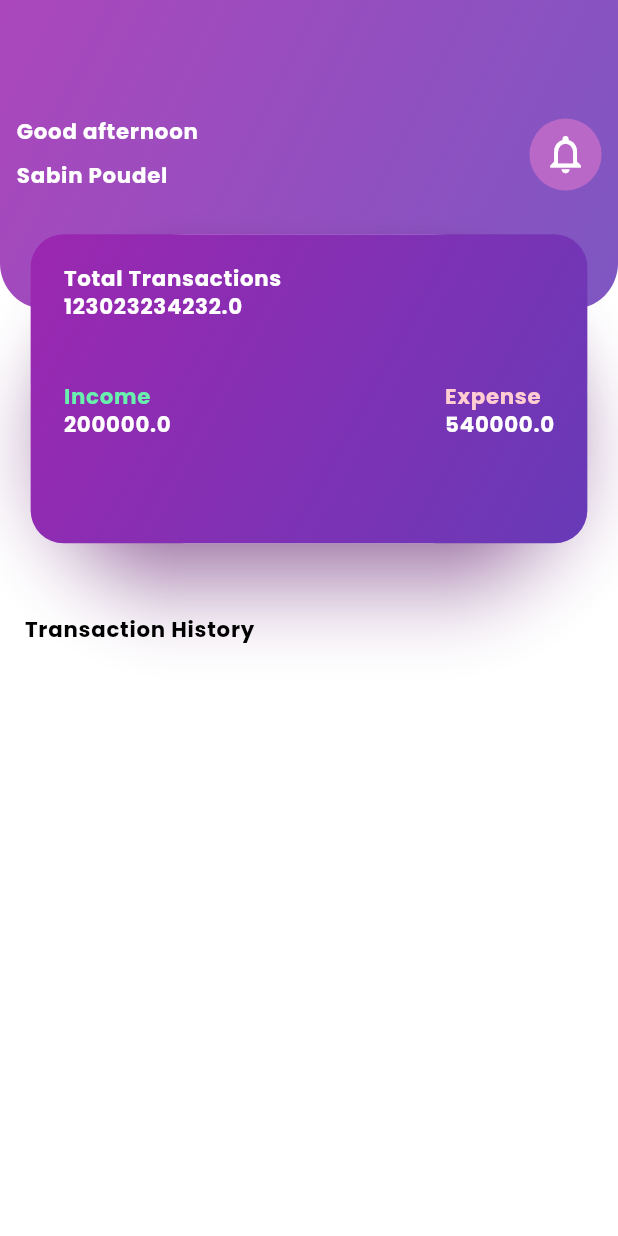
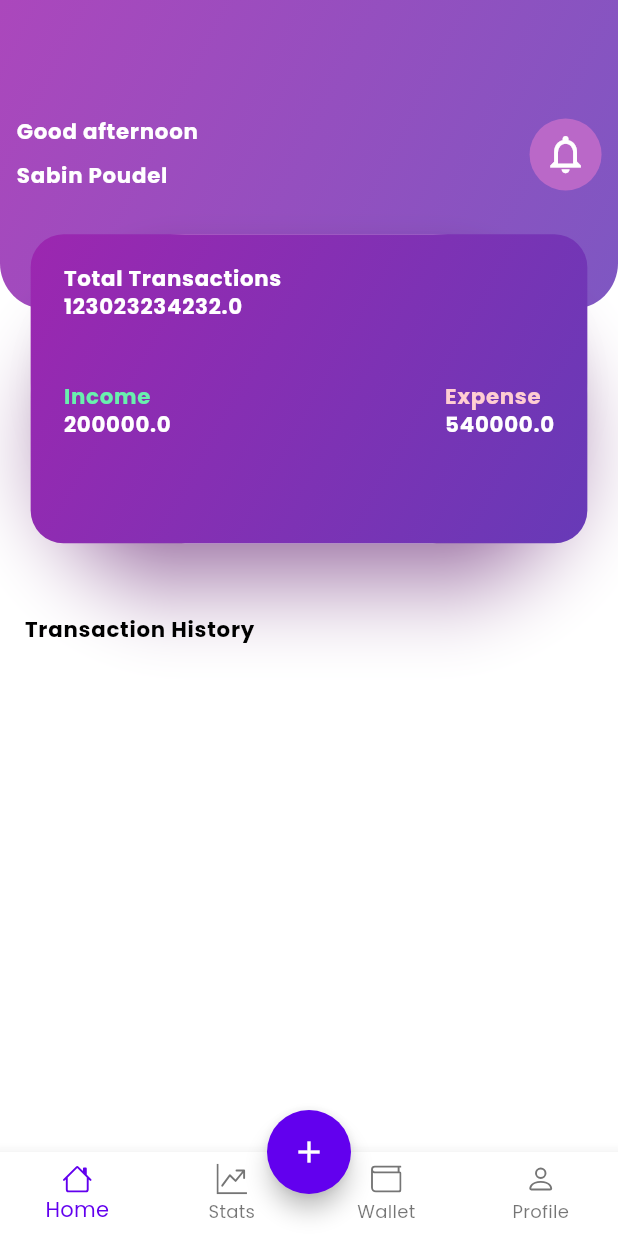
Before and after one commit to sabin6969/Budget_Buddy_With_Bloc, a Flutter app: the HomePage screen opened by its route, on a phone screen of 412 x 824 dp. Run offline on Flutter 3.47's test engine with Material 3 defaults, Android fonts, the phone set to English and light mode, and no system bars; our stand-ins replace firebase_auth, firebase_core, flutter_bloc, flutter_screenutil, google_sign_in, icons_plus and 2 more; accounts and stored records are empty; generated files the repository leaves out were written again.

Commit message:
added external package for icon and designed bottom navigation bar

```diff
--- a/lib/pages/home_page.dart
+++ b/lib/pages/home_page.dart
@@ -3,6 +3,7 @@ import 'package:budgetbuddy_bloc/widgets/custom_expense_card.dart';
 import 'package:flutter/material.dart';
 import 'package:budgetbuddy_bloc/widgets/custom_app_bar.dart';
 import 'package:flutter_screenutil/flutter_screenutil.dart';
+import 'package:icons_plus/icons_plus.dart';
 
 class HomePage extends StatefulWidget {
   const HomePage({super.key});
@@ -14,6 +15,8 @@ class HomePage extends StatefulWidget {
 class _HomePageState extends State<HomePage> {
   @override
   Widget build(BuildContext context) {
+    final bool isDark =
+        MediaQuery.of(context).platformBrightness == Brightness.dark;
     size = MediaQuery.sizeOf(context);
     return Scaffold(
       body: Stack(
@@ -66,6 +69,44 @@ class _HomePageState extends State<HomePage> {
           )
         ],
       ),
+      floatingActionButton: FloatingActionButton(
+        shape: const StadiumBorder(),
+        onPressed: () {},
+        child: const Icon(
+          Icons.add,
+        ),
+      ),
+      floatingActionButtonLocation: FloatingActionButtonLocation.centerDocked,
+      bottomNavigationBar: BottomNavigationBar(
+        type: BottomNavigationBarType.fixed,
+        iconSize: 20.sp,
+        items: const [
+          BottomNavigationBarItem(
+            icon: Icon(
+              Bootstrap.house,
+            ),
+            label: "Home",
+          ),
+          BottomNavigationBarItem(
+            icon: Icon(
+              Bootstrap.graph_up_arrow,
+            ),
+            label: "Stats",
+          ),
+          BottomNavigationBarItem(
+            icon: Icon(
+              Bootstrap.wallet,
+            ),
+            label: "Wallet",
+          ),
+          BottomNavigationBarItem(
+            icon: Icon(
+              Bootstrap.person,
+            ),
+            label: "Profile",
+          )
+        ],
+      ),
     );
   }
 }
--- a/pubspec.yaml
+++ b/pubspec.yaml
@@ -18,6 +18,7 @@ dependencies:
   flutter_screenutil: ^5.9.0
   smooth_page_indicator: ^1.1.0
   google_sign_in: ^6.2.1
+  icons_plus: ^5.0.0
 
 dev_dependencies:
   flutter_test:
```
Also changed, not shown: pubspec.lock.
